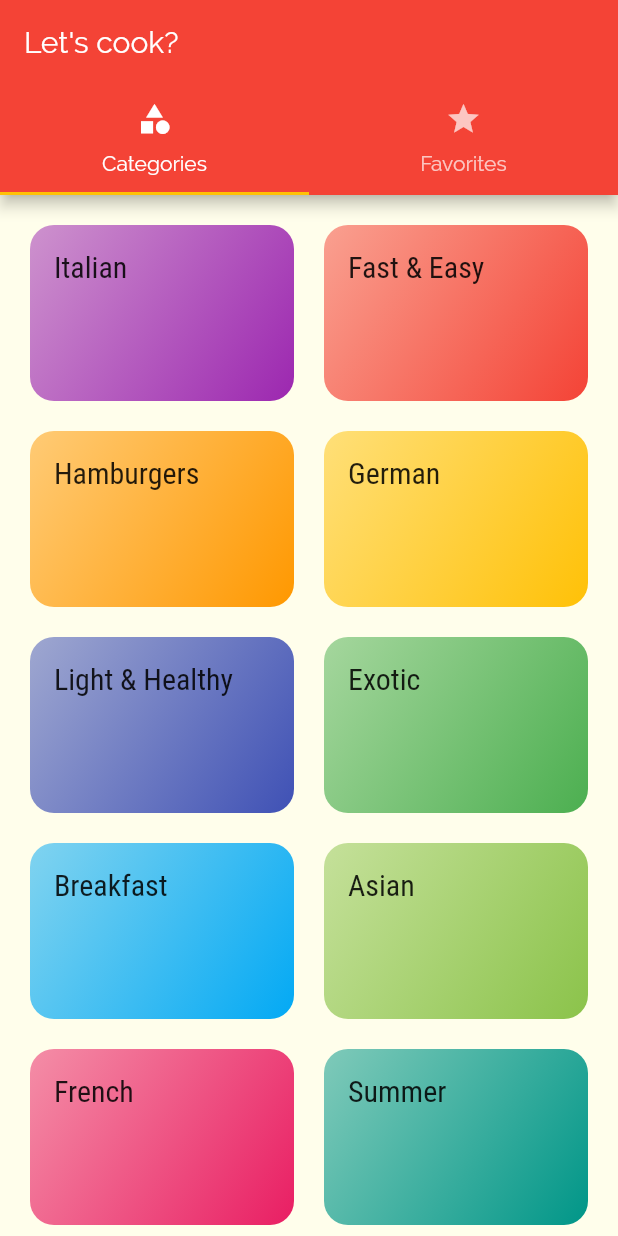
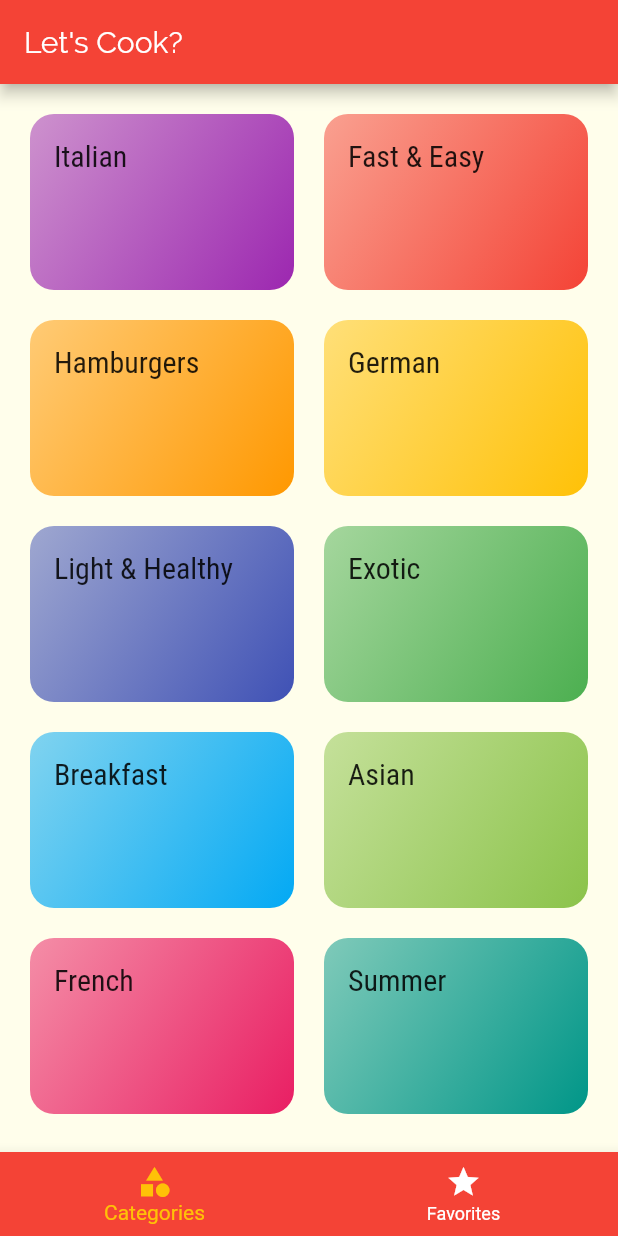
Before and after one commit to dominickbrasileiro/flutter_recipes, a Flutter app: the screen it shows after launch, on a phone screen of 412 x 824 dp. Run offline on Flutter 3.47's test engine with Material 2 defaults, Android fonts, the phone set to English and light mode, and no system bars.

```diff
--- a/lib/screens/tabs_screen.dart
+++ b/lib/screens/tabs_screen.dart
@@ -3,33 +3,54 @@ import 'package:flutter/material.dart';
 import 'categories_screen.dart';
 import 'favorites_screen.dart';
 
-class TabsScreen extends StatelessWidget {
+class TabsScreen extends StatefulWidget {
+  @override
+  _TabsScreenState createState() => _TabsScreenState();
+}
+
+class _TabsScreenState extends State<TabsScreen> {
+  int _selectedScreenIndex = 0;
+
+  final List<Map<String, Object>> _screens = [
+    {
+      'title': 'Let\'s Cook?',
+      'screen': CategoriesScreen(),
+    },
+    {
+      'title': 'Favorites',
+      'screen': FavoritesScreen(),
+    },
+  ];
+
+  _selectScreen(int index) {
+    setState(() {
+      _selectedScreenIndex = index;
+    });
+  }
+
   @override
   Widget build(BuildContext context) {
-    return DefaultTabController(
-      length: 2,
-      child: Scaffold(
-        appBar: AppBar(
-          title: Text('Let\'s cook?'),
-          bottom: TabBar(
-            tabs: [
-              Tab(
-                icon: Icon(Icons.category),
-                text: 'Categories',
-              ),
-              Tab(
-                icon: Icon(Icons.star),
-                text: 'Favorites',
-              ),
-            ],
+    return Scaffold(
+      appBar: AppBar(
+        title: Text(_screens[_selectedScreenIndex]['title']),
+      ),
+      body: _screens[_selectedScreenIndex]['screen'],
+      bottomNavigationBar: BottomNavigationBar(
+        onTap: _selectScreen,
+        backgroundColor: Theme.of(context).primaryColor,
+        unselectedItemColor: Colors.white,
+        selectedItemColor: Theme.of(context).accentColor,
+        currentIndex: _selectedScreenIndex,
+        items: [
+          BottomNavigationBarItem(
+            icon: Icon(Icons.category),
+            label: 'Categories',
           ),
-        ),
-        body: TabBarView(
-          children: [
-            CategoriesScreen(),
-            FavoritesScreen(),
-          ],
-        ),
+          BottomNavigationBarItem(
+            icon: Icon(Icons.star),
+            label: 'Favorites',
+          ),
+        ],
       ),
     );
   }
```
